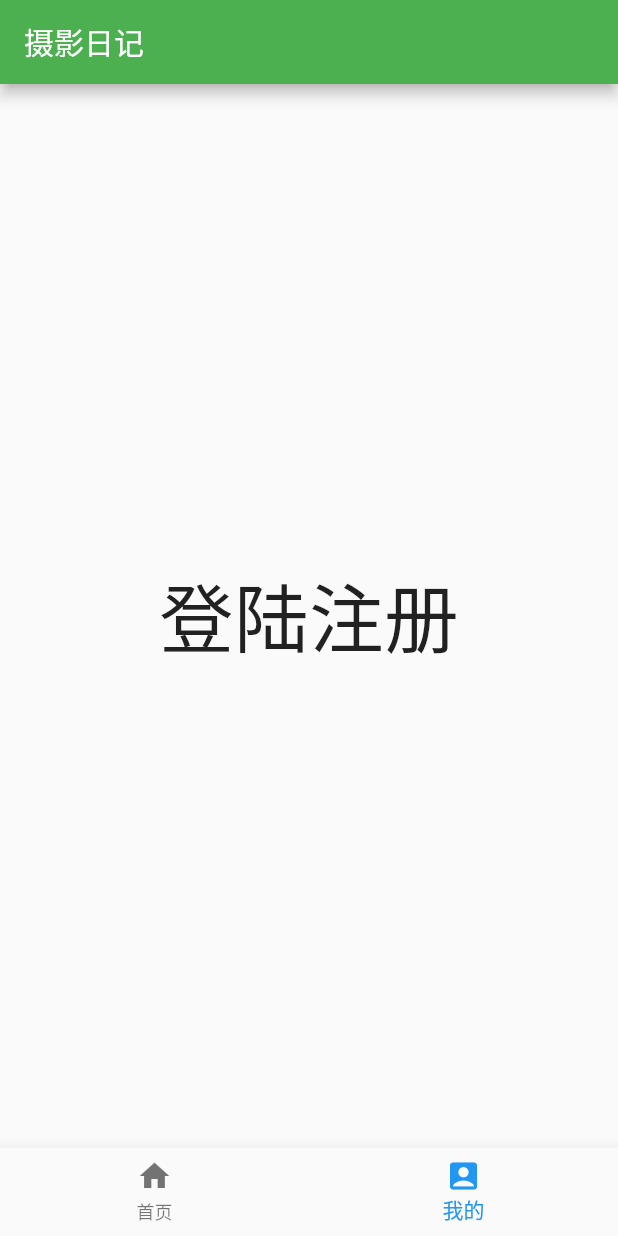
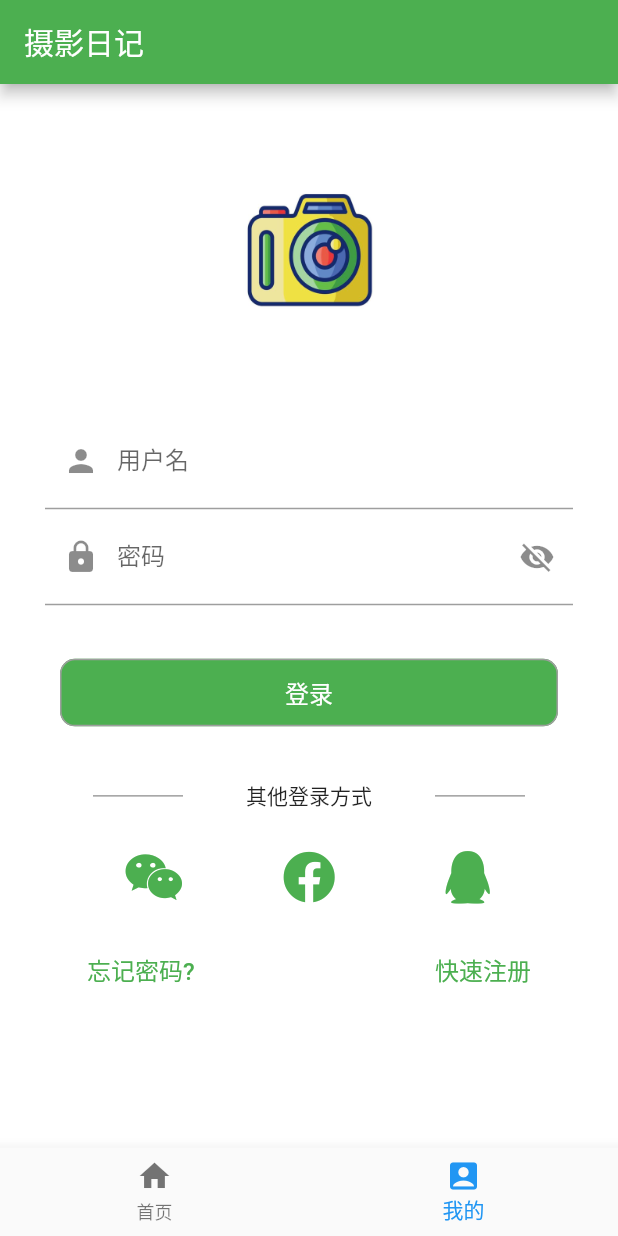
Before and after one commit to wch93/photo_diary, a Flutter app: the screen it shows after launch, item 2 of the bottom bar chosen, on a phone screen of 412 x 824 dp. Run offline on Flutter 3.47's test engine with Material 2 defaults, Android fonts, the phone set to English and light mode, and no system bars; our stand-ins replace flutter_screenutil, font_awesome_flutter; statements that could not run were skipped.

Commit message:
login page

```diff
--- /dev/null
+++ b/lib/pages/login.dart
@@ -0,0 +1,371 @@
+import 'package:flutter/material.dart';
+import 'package:flutter_screenutil/flutter_screenutil.dart';
+import 'package:font_awesome_flutter/font_awesome_flutter.dart';
+
+class LoginPage extends StatefulWidget {
+  @override
+  _LoginPageState createState() => _LoginPageState();
+}
+
+class _LoginPageState extends State<LoginPage> {
+  //焦点
+  FocusNode _focusNodeUserName = new FocusNode();
+  FocusNode _focusNodePassWord = new FocusNode();
+
+  //用户名输入框控制器，此控制器可以监听用户名输入框操作
+  TextEditingController _userNameController = new TextEditingController();
+
+  //表单状态
+  GlobalKey<FormState> _formKey = GlobalKey<FormState>();
+
+  var _password = ''; //用户名
+  var _username = ''; //密码
+  var _isShowPwd = false; //是否显示密码
+  var _isShowClear = false; //是否显示输入框尾部的清除按钮
+
+  @override
+  void initState() {
+    // TODO: implement initState
+    //设置焦点监听
+    _focusNodeUserName.addListener(_focusNodeListener);
+    _focusNodePassWord.addListener(_focusNodeListener);
+    //监听用户名框的输入改变
+    _userNameController.addListener(() {
+      print(_userNameController.text);
+
+      // 监听文本框输入变化，当有内容的时候，显示尾部清除按钮，否则不显示
+      if (_userNameController.text.length > 0) {
+        _isShowClear = true;
+      } else {
+        _isShowClear = false;
+      }
+      setState(() {});
+    });
+    super.initState();
+  }
+
+  @override
+  void dispose() {
+    // TODO: implement dispose
+    // 移除焦点监听
+    _focusNodeUserName.removeListener(_focusNodeListener);
+    _focusNodePassWord.removeListener(_focusNodeListener);
+    _userNameController.dispose();
+    super.dispose();
+  }
+
+  // 监听焦点
+  Future<Null> _focusNodeListener() async {
+    if (_focusNodeUserName.hasFocus) {
+      print("用户名框获取焦点");
+      // 取消密码框的焦点状态
+      _focusNodePassWord.unfocus();
+    }
+    if (_focusNodePassWord.hasFocus) {
+      print("密码框获取焦点");
+      // 取消用户名框焦点状态
+      _focusNodeUserName.unfocus();
+    }
+  }
+
+  // 验证用户名
+  String validateUserName(value) {
+    // 正则匹配手机号
+    RegExp exp = RegExp(
+        r'^((13[0-9])|(14[0-9])|(15[0-9])|(16[0-9])|(17[0-9])|(18[0-9])|(19[0-9]))\d{8}$');
+    if (value.isEmpty) {
+      return '用户名不能为空!';
+    } else if (!exp.hasMatch(value)) {
+      return '请输入正确手机号';
+    }
+    return null;
+  }
+
+  // 验证密码
+  String validatePassWord(value) {
+    if (value.isEmpty) {
+      return '密码不能为空';
+    } else if (value.trim().length < 6 || value.trim().length > 18) {
+      return '密码长度不正确';
+    }
+    return null;
+  }
+
+  @override
+  Widget build(BuildContext context) {
+    ScreenUtil.init(
+        BoxConstraints(
+            minWidth: 750, minHeight: 1334, maxWidth: 750, maxHeight: 1334),
+        Orientation.landscape);
+    // ScreenUtil.instance = ScreenUtil(width: 750, height: 1334)..init(context);
+    print(ScreenUtil().scaleHeight);
+
+    // logo 图片区域
+    Widget logoImageArea = new Container(
+      alignment: Alignment.topCenter,
+      // 设置图片为圆形
+      child: Image.asset(
+        "assets/logo.png",
+        height: 100,
+        width: 100,
+        fit: BoxFit.cover,
+      ),
+    );
+
+    //输入文本框区域
+    Widget inputTextArea = new Container(
+      margin: EdgeInsets.only(left: 30, right: 30),
+      decoration: new BoxDecoration(
+          borderRadius: BorderRadius.all(Radius.circular(8)),
+          color: Colors.white),
+      child: new Form(
+        key: _formKey,
+        child: new Column(
+          mainAxisSize: MainAxisSize.min,
+          children: <Widget>[
+            new TextFormField(
+              controller: _userNameController,
+              focusNode: _focusNodeUserName,
+              //设置键盘类型
+              keyboardType: TextInputType.number,
+              decoration: InputDecoration(
+                labelText: "用户名",
+                hintText: "请输入手机号",
+                prefixIcon: Icon(Icons.person),
+                //尾部添加清除按钮
+                suffixIcon: (_isShowClear)
+                    ? IconButton(
+                        icon: Icon(Icons.clear),
+                        onPressed: () {
+                          // 清空输入框内容
+                          _userNameController.clear();
+                        },
+                      )
+                    : null,
+              ),
+              //验证用户名
+              validator: validateUserName,
+              //保存数据
+              onSaved: (String value) {
+                _username = value;
+              },
+            ),
+            new TextFormField(
+              focusNode: _focusNodePassWord,
+              decoration: InputDecoration(
+                  labelText: "密码",
+                  hintText: "请输入密码",
+                  prefixIcon: Icon(Icons.lock),
+                  // 是否显示密码
+                  suffixIcon: IconButton(
+                    icon: Icon(
+                        (_isShowPwd) ? Icons.visibility : Icons.visibility_off),
+                    // 点击改变显示或隐藏密码
+                    onPressed: () {
+                      setState(() {
+                        _isShowPwd = !_isShowPwd;
+                      });
+                    },
+                  )),
+              obscureText: !_isShowPwd,
+              //密码验证
+              validator: validatePassWord,
+              //保存数据
+              onSaved: (String value) {
+                _password = value;
+              },
+            )
+          ],
+        ),
+      ),
+    );
+
+    // 登录按钮区域
+    Widget loginButtonArea = new Container(
+      margin: EdgeInsets.only(left: 40, right: 40),
+      height: 45.0,
+      child: ElevatedButton(
+        style: ButtonStyle(
+          //定义文本的样式 这里设置的颜色是不起作用的
+          textStyle: MaterialStateProperty.all(
+            TextStyle(fontSize: 18, color: Colors.red),
+          ),
+          //设置按钮上字体与图标的颜色
+          //foregroundColor: MaterialStateProperty.all(Colors.deepPurple),
+          //更优美的方式来设置
+          foregroundColor: MaterialStateProperty.resolveWith(
+            (states) {
+              if (states.contains(MaterialState.focused) &&
+                  !states.contains(MaterialState.pressed)) {
+                //获取焦点时的颜色
+                return Colors.blue;
+              } else if (states.contains(MaterialState.pressed)) {
+                //按下时的颜色
+                return Colors.deepPurple;
+              }
+              //默认状态使用灰色
+              return Colors.grey;
+            },
+          ),
+          //背景颜色
+          backgroundColor: MaterialStateProperty.resolveWith((states) {
+            //设置按下时的背景颜色
+            // if (states.contains(MaterialState.pressed)) {
+            //   return Theme.of(context).primaryColor;
+            // }
+            //默认不使用背景颜色
+            return Theme.of(context).primaryColor;
+          }),
+          //设置水波纹颜色
+          // overlayColor: MaterialStateProperty.all(Colors.yellow),
+          //设置阴影  不适用于这里的TextButton
+          elevation: MaterialStateProperty.all(0),
+          //设置按钮内边距
+          padding: MaterialStateProperty.all(EdgeInsets.all(10)),
+          //设置按钮的大小
+          minimumSize: MaterialStateProperty.all(Size(200, 100)),
+          //设置边框
+          side: MaterialStateProperty.all(
+              BorderSide(color: Colors.grey, width: 1)),
+          //外边框装饰 会覆盖 side 配置的样式
+          shape: MaterialStateProperty.all(RoundedRectangleBorder(
+              borderRadius: BorderRadius.circular(10.0))),
+        ),
+        child: Text(
+          "登录",
+          style: Theme.of(context).primaryTextTheme.subtitle1,
+        ),
+        // 设置按钮圆角
+        // shape:
+        //     RoundedRectangleBorder(borderRadius: BorderRadius.circular(10.0)),
+        onPressed: () {
+          //点击登录按钮，解除焦点，回收键盘
+          _focusNodePassWord.unfocus();
+          _focusNodeUserName.unfocus();
+
+          if (_formKey.currentState.validate()) {
+            //只有输入通过验证，才会执行这里
+            _formKey.currentState.save();
+            //todo 登录操作
+            print("$_username + $_password");
+          }
+        },
+      ),
+    );
+
+    //第三方登录区域
+    Widget thirdLoginArea = new Container(
+      margin: EdgeInsets.only(left: 20, right: 20),
+      child: new Column(
+        children: <Widget>[
+          new Row(
+            mainAxisSize: MainAxisSize.max,
+            mainAxisAlignment: MainAxisAlignment.spaceEvenly,
+            children: <Widget>[
+              Container(
+                width: 60,
+                height: 1.0,
+                color: Colors.grey,
+              ),
+              Text('其他登录方式'),
+              Container(
+                width: 60,
+                height: 1.0,
+                color: Colors.grey,
+              ),
+            ],
+          ),
+          new SizedBox(
+            height: 18,
+          ),
+          new Row(
+            mainAxisAlignment: MainAxisAlignment.spaceEvenly,
+            children: <Widget>[
+              IconButton(
+                color: Theme.of(context).primaryColor,
+                // 第三方库icon图标
+                icon: Icon(FontAwesomeIcons.weixin),
+                iconSize: 35.0,
+                onPressed: () {},
+              ),
+              IconButton(
+                color: Theme.of(context).primaryColor,
+                icon: Icon(FontAwesomeIcons.facebook),
+                iconSize: 35.0,
+                onPressed: () {},
+              ),
+              IconButton(
+                color: Theme.of(context).primaryColor,
+                icon: Icon(FontAwesomeIcons.qq),
+                iconSize: 35.0,
+                onPressed: () {},
+              )
+            ],
+          )
+        ],
+      ),
+    );
+
+    //忘记密码  立即注册
+    Widget bottomArea = new Container(
+      margin: EdgeInsets.only(right: 50, left: 50),
+      child: new Row(
+        mainAxisSize: MainAxisSize.max,
+        mainAxisAlignment: MainAxisAlignment.spaceBetween,
+        children: <Widget>[
+          TextButton(
+            child: Text(
+              "忘记密码?",
+              style: TextStyle(
+                color: Theme.of(context).primaryColor,
+                fontSize: 16.0,
+              ),
+            ),
+            //忘记密码按钮，点击执行事件
+            onPressed: () {},
+          ),
+          TextButton(
+            child: Text(
+              "快速注册",
+              style: TextStyle(
+                color: Theme.of(context).primaryColor,
+                fontSize: 16.0,
+              ),
+            ),
+            //点击快速注册、执行事件
+            onPressed: () {},
+          )
+        ],
+      ),
+    );
+
+    return Scaffold(
+      backgroundColor: Colors.white,
+      // 外层添加一个手势，用于点击空白部分，回收键盘
+      body: new GestureDetector(
+        onTap: () {
+          // 点击空白区域，回收键盘
+          print("点击了空白区域");
+          _focusNodePassWord.unfocus();
+          _focusNodeUserName.unfocus();
+        },
+        child: Container(
+          child: ListView(
+            children: <Widget>[
+              SizedBox(height: ScreenUtil().setHeight(50)),
+              logoImageArea,
+              SizedBox(height: ScreenUtil().setHeight(50)),
+              inputTextArea,
+              SizedBox(height: ScreenUtil().setHeight(30)),
+              loginButtonArea,
+              SizedBox(height: ScreenUtil().setHeight(30)),
+              thirdLoginArea,
+              SizedBox(height: ScreenUtil().setHeight(10)),
+              bottomArea,
+            ],
+          ),
+        ),
+      ),
+    );
+  }
+}
--- a/lib/pages/profile.dart
+++ b/lib/pages/profile.dart
@@ -1,4 +1,5 @@
 import 'package:flutter/material.dart';
+import 'package:photodiary/pages/login.dart';
 
 class Profile extends StatelessWidget {
   const Profile({Key key}) : super(key: key);
@@ -6,14 +7,7 @@ class Profile extends StatelessWidget {
   @override
   Widget build(BuildContext context) {
     return Container(
-      child: Scaffold(
-        body: Center(
-          child: Text(
-            "登陆注册",
-            style: TextStyle(fontSize: 50),
-          ),
-        ),
-      ),
+      child: LoginPage(),
     );
   }
 }
--- a/pubspec.yaml
+++ b/pubspec.yaml
@@ -23,6 +23,8 @@ environment:
 dependencies:
   flutter:
     sdk: flutter
+  flutter_screenutil: ^4.0.3+1
+  font_awesome_flutter: 9.0.0
 
 
   # The following adds the Cupertino Icons font to your application.
@@ -56,6 +58,7 @@ flutter:
     - assets/IMG_0007.JPG
     - assets/IMG_0008.JPG
     - assets/IMG_0009.JPG
+    - assets/logo.png
 
   # An image asset can refer to one or more resolution-specific "variants", see
   # https://flutter.dev/assets-and-images/#resolution-aware.
```
Also changed, not shown: lib/main.dart (+0 -27 lines), assets/logo.png (added), pubspec.lock.
